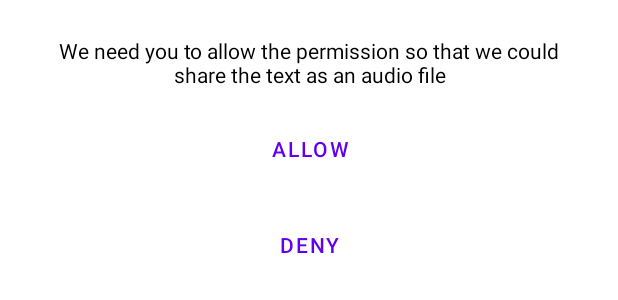
After one commit to jimmyale3102/text_to_speech, an Android app: the layout alert_permission.xml on its own in the app's theme, with its tools: preview values and no code run, on a phone screen of 412 x 824 dp. The commit adds this screen. Shown: the top 300 px of the screen. Run offline under Robolectric (Android 15) with nearby library versions, the light colour scheme and no system bars.

Commit message:
Add permission validation

```diff
--- a/app/src/main/AndroidManifest.xml
+++ b/app/src/main/AndroidManifest.xml
@@ -18,7 +18,7 @@
         android:theme="@style/Theme.TextToSpeach"
         tools:targetApi="31">
         <activity
-            android:name="dev.alejo.say_it.MainActivity"
+            android:name="dev.alejo.say_it.ui.MainActivity"
             android:exported="true">
             <intent-filter>
                 <action android:name="android.intent.action.MAIN" />
--- a/app/src/main/res/layout/activity_main.xml
+++ b/app/src/main/res/layout/activity_main.xml
@@ -2,12 +2,13 @@
 <LinearLayout xmlns:android="http://schemas.android.com/apk/res/android"
     xmlns:tools="http://schemas.android.com/tools"
     xmlns:app="http://schemas.android.com/apk/res-auto"
+    android:id="@+id/mainView"
     android:layout_width="match_parent"
     android:layout_height="match_parent"
     android:padding="@dimen/medium"
     android:orientation="vertical"
     android:gravity="center"
-    tools:context=".MainActivity">
+    tools:context=".ui.MainActivity">
 
     <com.google.android.material.textfield.TextInputLayout
         android:id="@+id/input_parent"
--- /dev/null
+++ b/app/src/main/res/layout/alert_permission.xml
@@ -0,0 +1,33 @@
+<?xml version="1.0" encoding="utf-8"?>
+<LinearLayout xmlns:android="http://schemas.android.com/apk/res/android"
+    android:layout_width="match_parent"
+    android:layout_height="wrap_content"
+    android:padding="@dimen/medium"
+    android:background="@color/background"
+    android:orientation="vertical">
+
+    <com.google.android.material.textview.MaterialTextView
+        android:layout_width="match_parent"
+        android:layout_height="wrap_content"
+        android:text="@string/permission_message"
+        android:textAlignment="center"
+        android:textColor="@color/onBackgroundTextColor"/>
+
+    <com.google.android.material.button.MaterialButton
+        android:id="@+id/allowButton"
+        android:layout_width="wrap_content"
+        android:layout_height="wrap_content"
+        android:layout_margin="@dimen/small"
+        android:layout_gravity="center"
+        android:text="@string/allow"
+        style="@style/Widget.MaterialComponents.Button.TextButton"/>
+
+    <com.google.android.material.button.MaterialButton
+        android:id="@+id/denyButton"
+        android:layout_width="wrap_content"
+        android:layout_height="wrap_content"
+        android:layout_gravity="center"
+        android:text="@string/deny"
+        style="@style/Widget.MaterialComponents.Button.TextButton"/>
+
+</LinearLayout>
--- /dev/null
+++ b/app/src/main/res/values-night/colors.xml
@@ -0,0 +1,8 @@
+<?xml version="1.0" encoding="utf-8"?>
+<resources>
+    <color name="black">#FF000000</color>
+    <color name="white">#FFFFFFFF</color>
+
+    <color name="background">@color/black</color>
+    <color name="onBackgroundTextColor">@color/white</color>
+</resources>
--- a/app/src/main/res/values/colors.xml
+++ b/app/src/main/res/values/colors.xml
@@ -7,4 +7,7 @@
     <color name="teal_700">#FF018786</color>
     <color name="black">#FF000000</color>
     <color name="white">#FFFFFFFF</color>
+
+    <color name="background">@color/white</color>
+    <color name="onBackgroundTextColor">@color/black</color>
 </resources>
--- a/app/src/main/res/values/strings.xml
+++ b/app/src/main/res/values/strings.xml
@@ -3,4 +3,8 @@
     <string name="play">Play</string>
     <string name="type_something">Type something</string>
     <string name="share">Share</string>
+    <string name="permission_message">We need you to allow the permission so that we could share the text as an audio file</string>
+    <string name="allow">Allow</string>
+    <string name="deny">Deny</string>
+    <string name="share_unavailable">Allow permissions to share it</string>
 </resources>
```
Also changed, not shown: app/src/main/java/dev/alejo/say_it/core/Permission.kt (added, +51 -0 lines), app/src/main/java/dev/alejo/say_it/core/extensions/Snackbar.kt (added, +7 -0 lines), app/src/main/java/dev/alejo/say_it/ui/MainActivity.kt (renamed from app/src/main/java/dev/alejo/say_it/MainActivity.kt, +20 -31 lines).
